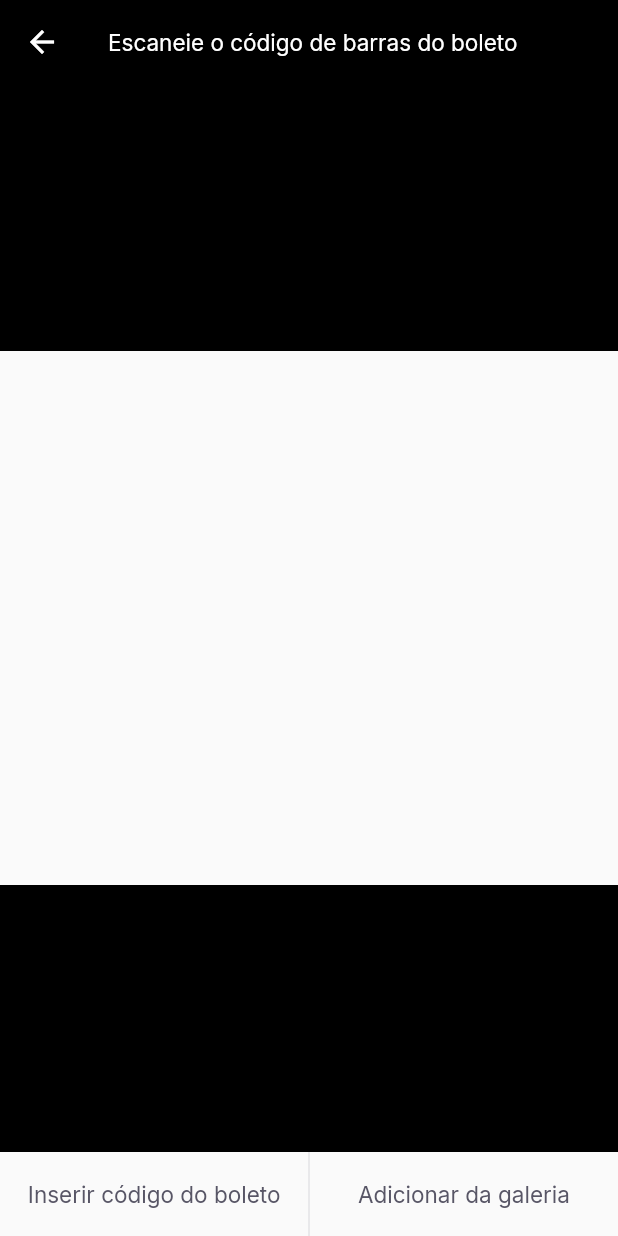
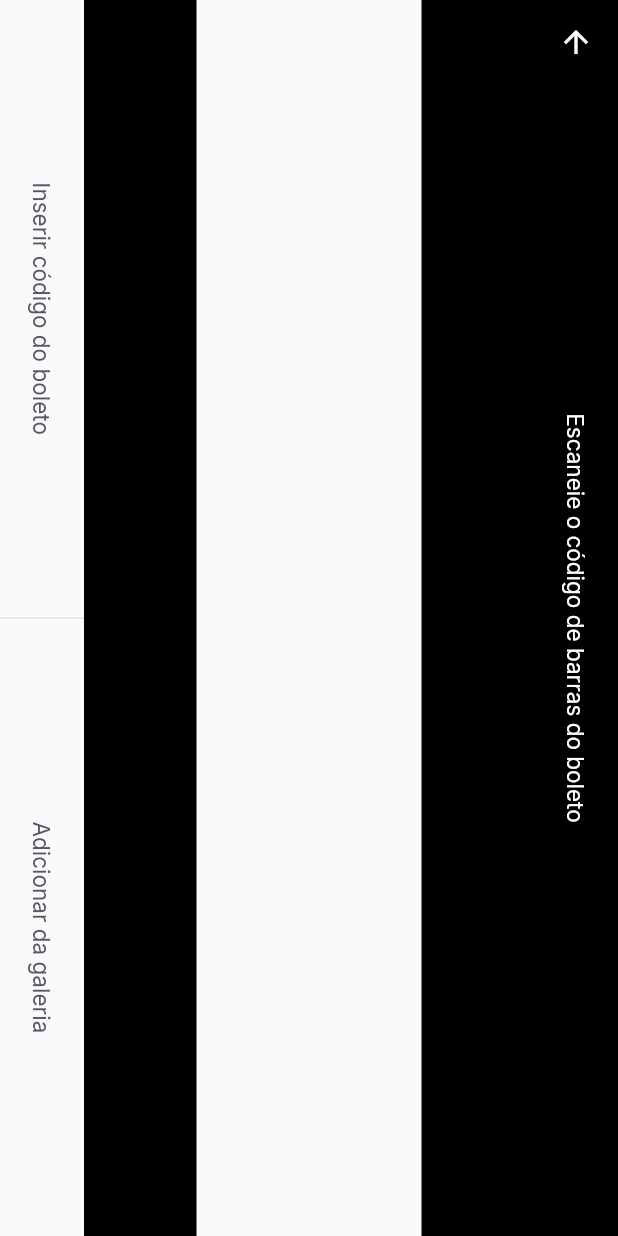
Before and after one commit to michelewtc/payflow, a Flutter app: the BarcodeScannerPage screen opened by its route, on a phone screen of 412 x 824 dp. Run offline on Flutter 3.47's test engine with Material 2 defaults, Android fonts, the phone set to English and light mode, and no system bars; our stand-ins replace firebase_core, google_fonts, google_sign_in, shared_preferences; accounts and stored records are empty.

Commit message:
feat: BarcodeScannerPage with RotatedBox

```diff
--- a/lib/modules/barcode_scanner/barcode_scanner_page.dart
+++ b/lib/modules/barcode_scanner/barcode_scanner_page.dart
@@ -13,13 +13,21 @@ class BarcodeScannerPage extends StatefulWidget {
 class _BarcodeScannerPageState extends State<BarcodeScannerPage> {
   @override
   Widget build(BuildContext context) {
-    return Scaffold(
+    return SafeArea(
+      top: true,
+      bottom: true,
+      left: true,
+      right: true,
+      child: RotatedBox(
+        quarterTurns: 1,
+        child: Scaffold(
             appBar: AppBar(
               backgroundColor: Colors.black,
               title: Text(
                 "Escaneie o código de barras do boleto",
                 style: TextStyles.buttonBackground,
               ),
+              centerTitle: true,
               leading: BackButton(
                 color: AppColors.background,
               ),
@@ -46,6 +54,8 @@ class _BarcodeScannerPageState extends State<BarcodeScannerPage> {
               primaryOnPressed: () {},
               secondaryLabel: "Adicionar da galeria",
               secondaryOnPressed: () {},
-        ));
+            )),
+      ),
+    );
   }
 }
```
Lines whose indentation alone changed are shown as unchanged.
